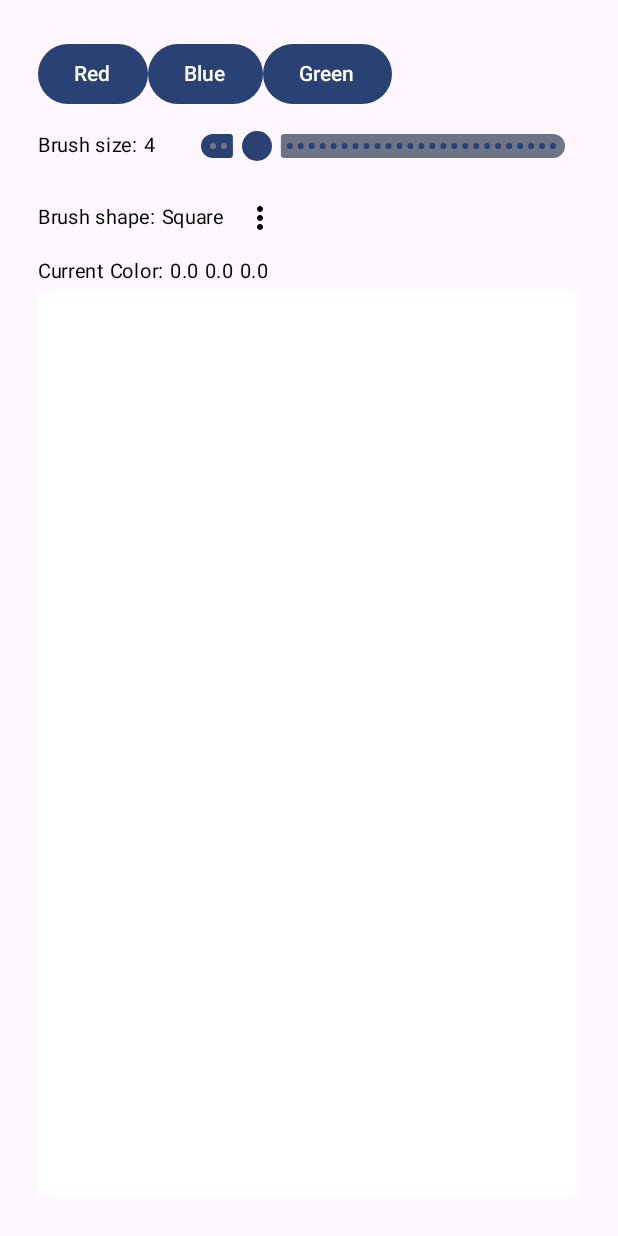
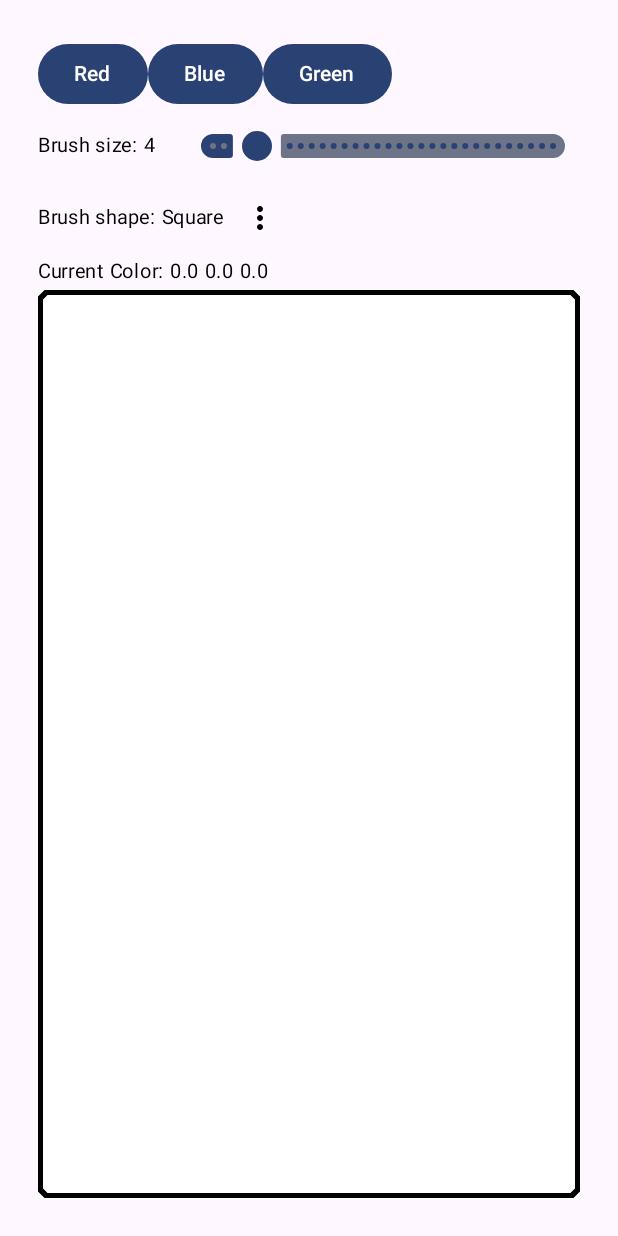
Before and after one commit to owlbegone/CS4530Project_u1283734_u1370966_u1408202, an Android app built with Jetpack Compose: the screen it shows after launch (MainActivity), after a tap on "New Drawing", on a phone screen of 412 x 824 dp. Run offline under Robolectric (Android 15) with nearby library versions, the phone set to English and light mode, and no system bars; our stand-ins replace Room's generated code.

Commit message:
Cleanup
Cleaned up unused code in CanvasScreen.kt and added a border to the Canvas to make it more visible

```diff
--- a/app/build.gradle.kts
+++ b/app/build.gradle.kts
@@ -54,6 +54,7 @@ dependencies {
     implementation(libs.androidx.material3)
 
     implementation("androidx.navigation:navigation-compose:2.9.5")
+    implementation(libs.androidx.ui.unit)
     androidTestImplementation("androidx.navigation:navigation-testing:2.8.6")
 
 
--- a/app/src/main/java/com/example/drawingapplication/screens/CanvasScreen.kt
+++ b/app/src/main/java/com/example/drawingapplication/screens/CanvasScreen.kt
@@ -8,6 +8,7 @@ import android.net.Uri
 import androidx.compose.foundation.Canvas
 import androidx.compose.foundation.Image
 import androidx.compose.foundation.background
+import androidx.compose.foundation.border
 import androidx.compose.foundation.gestures.detectDragGestures
 import androidx.compose.foundation.interaction.MutableInteractionSource
 import androidx.compose.foundation.layout.Arrangement
@@ -17,6 +18,8 @@ import androidx.compose.foundation.layout.Spacer
 import androidx.compose.foundation.layout.fillMaxSize
 import androidx.compose.foundation.layout.height
 import androidx.compose.foundation.layout.padding
+import androidx.compose.foundation.shape.CircleShape
+import androidx.compose.foundation.shape.CutCornerShape
 import androidx.compose.material.icons.Icons
 import androidx.compose.material.icons.filled.MoreVert
 import androidx.compose.material3.Button
@@ -40,7 +43,9 @@ import androidx.compose.ui.Alignment
 import androidx.compose.ui.Modifier
 import androidx.compose.ui.draw.drawWithCache
 import androidx.compose.ui.geometry.Offset
+import androidx.compose.ui.graphics.Canvas
 import androidx.compose.ui.graphics.Color
+import androidx.compose.ui.graphics.Color.Companion.Black
 import androidx.compose.ui.graphics.StrokeCap
 import androidx.compose.ui.graphics.asImageBitmap
 import androidx.compose.ui.graphics.drawscope.draw
@@ -61,14 +66,8 @@ import kotlin.collections.plus
 import com.example.drawingapplication.Model.Stroke
 import com.example.drawingapplication.room.DrawingEntity
 import kotlinx.coroutines.flow.Flow
-import kotlinx.coroutines.flow.SharingStarted
-import kotlinx.coroutines.flow.firstOrNull
 import kotlinx.coroutines.flow.map
-import kotlinx.coroutines.flow.stateIn
-import kotlinx.coroutines.launch
 import androidx.core.graphics.createBitmap
-
-//import com.example.drawingapplication.ViewModel.MyViewModel
 
 class CanvasViewModel(application: Application) : AndroidViewModel(application) {
     // Variables for the lists containing all the strokes on the canvas
@@ -97,6 +96,7 @@ class CanvasViewModel(application: Application) : AndroidViewModel(application)
 
     val currentShapeReadOnly: MutableStateFlow<String> = currentShapeMutable
 
+    // Variables for the current bitmap (stores all of the existing information about Canvas)
     private val bitmapMutable = MutableStateFlow(createBitmap(1,1))
     val bitmapReadOnly: MutableStateFlow<Bitmap> = bitmapMutable
 
@@ -111,18 +111,6 @@ class CanvasViewModel(application: Application) : AndroidViewModel(application)
 
     // Adds a stroke to the list once the user lifts their finger
     fun addStroke(drawingId: Int, newStroke: Stroke) {
-//        viewModelScope.launch {
-//            // collect the latest drawing value from the flow
-//            val drawing = dao.getDrawingById(drawingId).firstOrNull()
-//
-//            if (drawing != null) {
-//                val updatedStrokes = drawing.strokes.toMutableList().apply { add(newStroke) }
-//                val updatedDrawing = drawing.copy(strokes = ArrayList(updatedStrokes))
-//                dao.updateDrawing(updatedDrawing)
-//            }
-//
-//        }
-//        createBitmapFromPicture(picture)
         strokesMutable.value += newStroke
         currentStrokeMutable.value = ArrayList<Offset>()
     }
@@ -151,11 +139,13 @@ class CanvasViewModel(application: Application) : AndroidViewModel(application)
         currentShapeMutable.value = type
     }
 
+    // Updates the bitmap when a new line has been created
     fun updateBitmap(thisBitmap: Bitmap)
     {
         bitmapMutable.value = thisBitmap
     }
 
+    // Creates a new Bitmap based on a given Picture
     fun createBitmapFromPicture(picture: Picture): Bitmap {
         val bitmap = createBitmap(picture.width, picture.height)
         val tempCanvas = android.graphics.Canvas(bitmap)
@@ -171,7 +161,7 @@ fun CanvasScreen(navController: NavHostController, drawingId: Int) {
     val myVM: CanvasViewModel = viewModel()
 
 //    val strokes by myVM.getStrokes(drawingId).collectAsState(initial = emptyList())
-    val strokes by myVM.strokesReadOnly.collectAsState()
+//    val strokes by myVM.strokesReadOnly.collectAsState()
 
     // observe current stroke, color, size, shape
     val observableCurrentStroke by myVM.currentStrokeReadOnly.collectAsState()
@@ -185,7 +175,8 @@ fun CanvasScreen(navController: NavHostController, drawingId: Int) {
     val interactionSource = remember { MutableInteractionSource() }
 
     val picture = remember { Picture() }
-    // This Image is purely for testing so we can see the bitmap itself changing
+    // NOTE: This Image is purely for testing so we can see the bitmap itself changing.
+    // Comment out this Image() to remove the copy of the canvas in the top left.
     Image(bitmap = newestBitmap.asImageBitmap(),
         contentDescription = "")
     Column(modifier = Modifier
@@ -270,7 +261,7 @@ fun CanvasScreen(navController: NavHostController, drawingId: Int) {
                     val height = this.size.height.toInt()
                     onDrawWithContent {
                         val pictureCanvas =
-                            androidx.compose.ui.graphics.Canvas(
+                            Canvas(
                                 picture.beginRecording(
                                     width,
                                     height
@@ -287,6 +278,7 @@ fun CanvasScreen(navController: NavHostController, drawingId: Int) {
         ) {
             Canvas(
                 modifier = Modifier
+                    .border(width = 3.dp, color = Black, shape = CutCornerShape(5.dp))
                     .fillMaxSize()
                     .background(Color.White)
                     .pointerInput(Unit) {
@@ -306,33 +298,8 @@ fun CanvasScreen(navController: NavHostController, drawingId: Int) {
                     }
 
             ) {
+                // Draws the existing bitmap (the previous strokes)
                 this.drawImage(newestBitmap.asImageBitmap())
-                // Draw finished strokes
-//                for (stroke in strokes) {
-//                    for (i in 0 until stroke.lines.size - 1) {
-//                        // currently there's only square and round; the else is when the type is round.
-//                        // if we add more shapes this should be changed.
-//                        if(stroke.type == "Square")
-//                        {
-//                            drawLine(
-//                                color = stroke.color,
-//                                start = stroke.lines[i],
-//                                end = stroke.lines[i + 1],
-//                                strokeWidth = stroke.size.dp.toPx()
-//                            )
-//                        }
-//                        else
-//                        {
-//                            drawLine(
-//                                color = stroke.color,
-//                                start = stroke.lines[i],
-//                                end = stroke.lines[i + 1],
-//                                cap = StrokeCap.Round,
-//                                strokeWidth = stroke.size.dp.toPx()
-//                            )
-//                        }
-//                    }
-//                }
 
                 // Draw stroke in progress
                 for (i in 0 until observableCurrentStroke.size - 1) {
--- a/gradle/libs.versions.toml
+++ b/gradle/libs.versions.toml
@@ -15,6 +15,7 @@ composeBom = "2025.09.00"
 navigationTesting = "2.9.5"
 room = "2.6.1"
 ksp = "2.0.21-1.0.27"
+uiUnit = "1.9.4"
 
 [libraries]
 androidx-lifecycle-viewmodel-compose = { module = "androidx.lifecycle:lifecycle-viewmodel-compose", version = "2.8.4" }
@@ -40,6 +41,7 @@ androidx-navigation-testing = { group = "androidx.navigation", name = "navigatio
 room-runtime = { module = "androidx.room:room-runtime", version.ref = "room" }
 room-ktx = { module = "androidx.room:room-ktx", version.ref = "room" }
 room-compiler = { module = "androidx.room:room-compiler", version.ref = "room" }
+androidx-ui-unit = { group = "androidx.compose.ui", name = "ui-unit", version.ref = "uiUnit" }
 
 [plugins]
 android-application = { id = "com.android.application", version.ref = "agp" }
```
